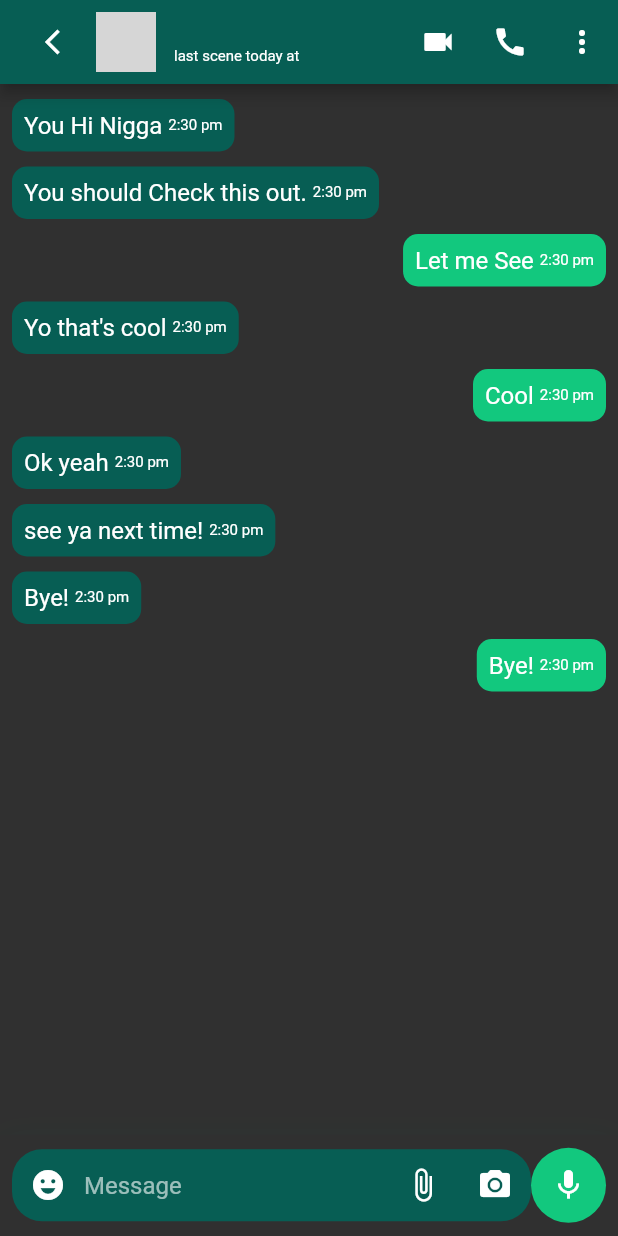
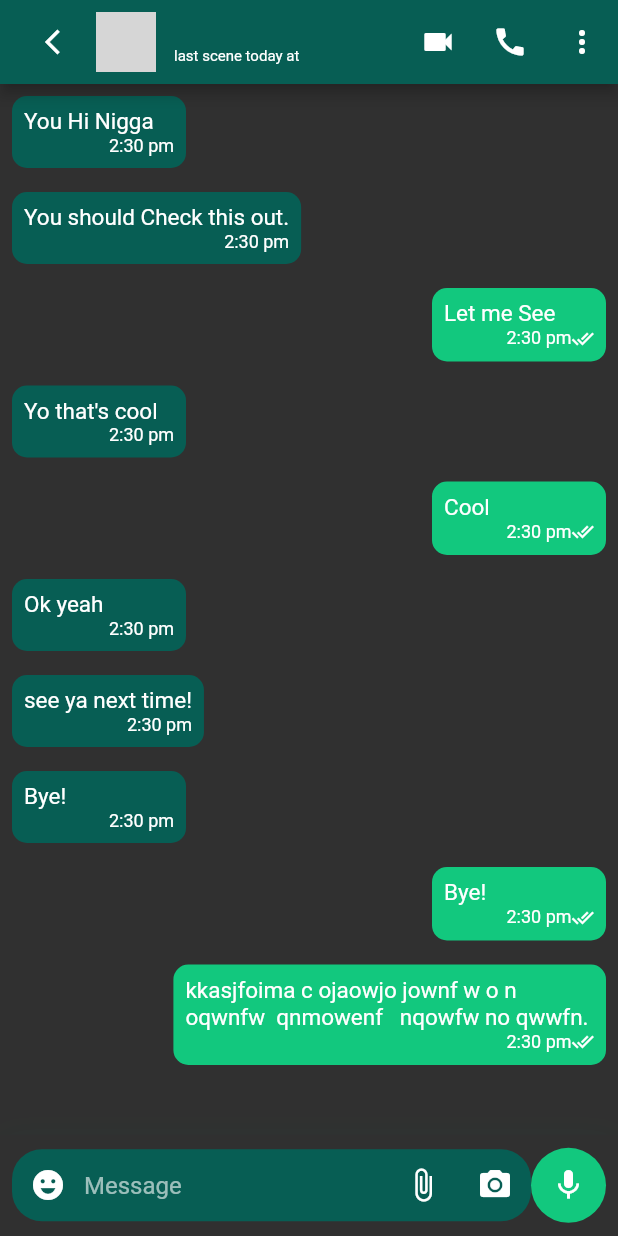
Before and after one commit to cupcake08/WhatsApp-Clone, a Flutter app: the MessageScreen screen opened directly with empty values, on a phone screen of 412 x 824 dp. Run offline on Flutter 3.47's test engine with Material 2 defaults, Android fonts, the phone set to English and light mode, and no system bars; network calls fail; grey boxes are pictures that could not be loaded.

Commit message:
fix: UI look

```diff
--- a/lib/models/message.dart
+++ b/lib/models/message.dart
@@ -31,4 +31,10 @@ const List<Message> messageList = [
   Message(msg: "Bye!", time: "2:30 pm", date: "21 december, 2021"),
   Message(
       msg: "Bye!", time: "2:30 pm", date: "21 december, 2021", isSender: true),
+  Message(
+      msg:
+          "kkasjfoima c ojaowjo jownf w o n oqwnfw  qnmowenf   nqowfw no qwwfn.",
+      time: "2:30 pm",
+      date: "21 december, 2021",
+      isSender: true),
 ];
--- a/lib/widgets/chat_bottom_bar.dart
+++ b/lib/widgets/chat_bottom_bar.dart
@@ -26,10 +26,11 @@ class _MessageBarState extends State<MessageBar> {
       children: [
         Expanded(
           child: ListView.builder(
+            shrinkWrap: true,
             itemBuilder: (context, index) {
               return MessageCard(msg: widget.msgs[index]);
             },
-            itemCount: 9,
+            itemCount: widget.msgs.length,
           ),
         ),
         Container(
--- a/lib/widgets/message_card.dart
+++ b/lib/widgets/message_card.dart
@@ -1,3 +1,5 @@
+// import 'dart:html';
+
 import 'package:flutter/material.dart';
 import 'package:whatsapp/models/message.dart';
 import 'package:whatsapp/utils/colors.dart';
@@ -7,38 +9,70 @@ class MessageCard extends StatelessWidget {
   final Message msg;
   @override
   Widget build(BuildContext context) {
-    return Padding(
-      padding: const EdgeInsets.symmetric(horizontal: 8.0),
-      child: Row(
+    return Row(
+      mainAxisSize: MainAxisSize.max,
       mainAxisAlignment:
           msg.isSender ? MainAxisAlignment.end : MainAxisAlignment.start,
       children: [
         Container(
-            margin: const EdgeInsets.only(top: 10),
-            padding: const EdgeInsets.symmetric(horizontal: 8, vertical: 8),
+          decoration: BoxDecoration(
+            borderRadius: BorderRadius.circular(10),
+            color: msg.isSender ? tealGreen : tealGreenDark,
+          ),
+          padding: const EdgeInsets.symmetric(
+            horizontal: 8,
+            vertical: 8,
+          ),
+          constraints: BoxConstraints(
+            maxWidth: MediaQuery.of(context).size.width * 0.7,
+            minWidth: 100,
+          ),
+          margin: const EdgeInsets.symmetric(
+            vertical: 8,
+            horizontal: 8,
+          ),
+          child: Column(
+            mainAxisSize: MainAxisSize.min,
+            crossAxisAlignment: CrossAxisAlignment.end,
+            children: [
+              Container(
+                constraints: const BoxConstraints(minWidth: 100),
+                child: Text(
+                  msg.msg,
+                  style: const TextStyle(fontSize: 15),
+                ),
+              ),
+              Row(
+                mainAxisAlignment: MainAxisAlignment.end,
+                mainAxisSize: MainAxisSize.min,
+                children: [
+                  SizedBox(
+                    width: 100,
                     child: Row(
+                      mainAxisSize: MainAxisSize.min,
+                      mainAxisAlignment: MainAxisAlignment.end,
                       children: [
-                Text(
-                  msg.msg,
-                  style: const TextStyle(fontSize: 16),
-                ),
-                const SizedBox(
-                  width: 4,
-                ),
                         Text(
                           msg.time,
                           style: const TextStyle(
-                      fontSize: 10, fontWeight: FontWeight.w400),
+                            fontWeight: FontWeight.w400,
+                            fontSize: 12,
+                          ),
+                        ),
+                        if (msg.isSender)
+                          const Icon(
+                            Icons.done_all,
+                            size: 15,
                           ),
                       ],
-            ),
-            decoration: BoxDecoration(
-              color: msg.isSender ? tealGreen : tealGreenDark,
-              borderRadius: BorderRadius.circular(10),
                     ),
                   ),
                 ],
               ),
+            ],
+          ),
+        ),
+      ],
     );
   }
 }
```
Lines whose indentation alone changed are shown as unchanged.
